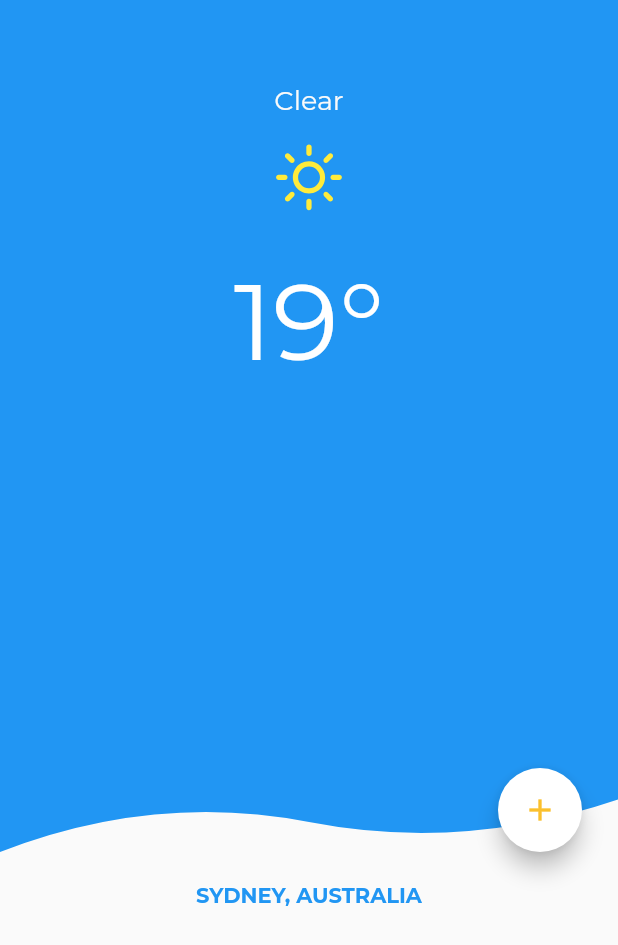
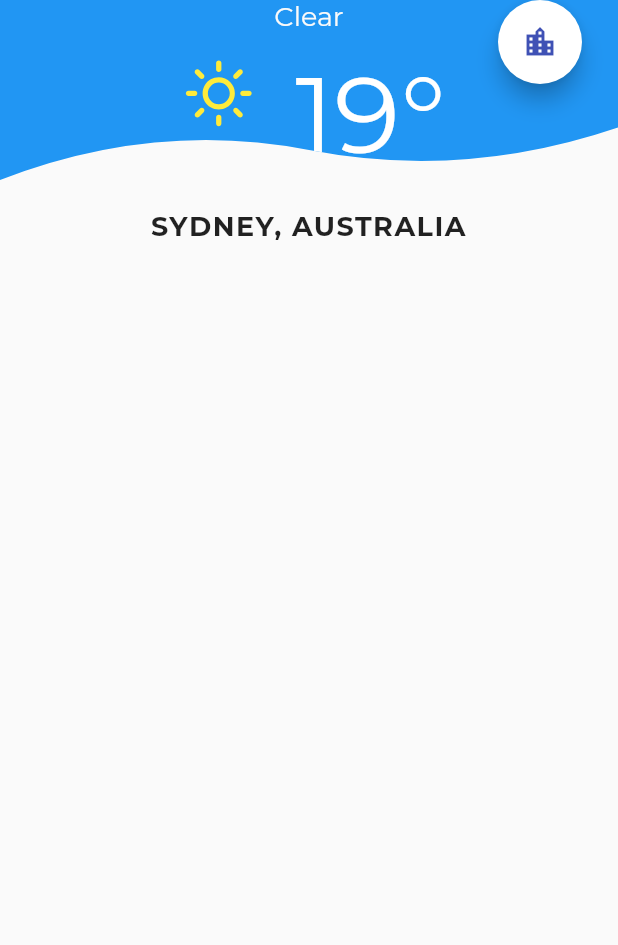
Before and after one commit to themobilecoder/my-local-weather, a Flutter app: the screen it shows after launch, on a phone screen of 412 x 824 dp. Shown: the top 945 px of the screen. Run offline on Flutter 3.47's test engine with Material 2 defaults, Android fonts, the phone set to English and light mode, and no system bars; drawn by our look-alikes of pull_to_refresh; our stand-ins replace weather_icons; project files that could hold a hidden picture were left out.

```diff
--- a/lib/home_page.dart
+++ b/lib/home_page.dart
@@ -2,6 +2,7 @@ import 'package:flutter/material.dart';
 import 'package:flutter/rendering.dart';
 import 'package:flutter/widgets.dart';
 import 'package:flutter_unit_testing/wave_clipper.dart';
+import 'package:pull_to_refresh/pull_to_refresh.dart';
 import 'package:weather_icons/weather_icons.dart';
 
 class HomePage extends StatefulWidget {
@@ -11,13 +12,21 @@ class HomePage extends StatefulWidget {
 }
 
 class _HomePageState extends State<HomePage> {
+  RefreshController _controller = RefreshController(initialRefresh: false);
+  void _onRefresh() async {
+    await Future.delayed(Duration(milliseconds: 1000));
+    _controller.refreshCompleted();
+  }
+
   @override
   Widget build(BuildContext context) {
     return Scaffold(
-      appBar: AppBar(
-        elevation: 0,
-      ),
-      body: Column(
+      body: SmartRefresher(
+        controller: _controller,
+        onRefresh: _onRefresh,
+        enablePullDown: true,
+        header: MaterialClassicHeader(),
+        child: Column(
           children: <Widget>[
             Expanded(
               flex: 2,
@@ -28,6 +37,7 @@ class _HomePageState extends State<HomePage> {
                     child: Container(
                       color: Colors.blue,
                       child: Column(
+                        mainAxisAlignment: MainAxisAlignment.center,
                         crossAxisAlignment: CrossAxisAlignment.stretch,
                         children: <Widget>[
                           Text(
@@ -39,20 +49,26 @@ class _HomePageState extends State<HomePage> {
                                 color: Colors.grey.shade50),
                           ),
                           SizedBox(height: 10),
+                          Row(
+                            crossAxisAlignment: CrossAxisAlignment.start,
+                            mainAxisAlignment: MainAxisAlignment.center,
+                            textBaseline: TextBaseline.alphabetic,
+                            children: <Widget>[
                               Icon(
                                 WeatherIcons.day_sunny,
                                 size: 62,
                                 color: Colors.yellow,
                               ),
-                        SizedBox(height: 20),
+                              SizedBox(width: 20),
                               Text(
                                 '19°',
                                 textAlign: TextAlign.center,
                                 style: TextStyle(
                                     fontFamily: 'Montserrat',
                                     fontSize: 72,
-                            color: Colors.white
+                                    color: Colors.white),
                               ),
+                            ],
                           ),
                         ],
                       ),
@@ -64,10 +80,10 @@ class _HomePageState extends State<HomePage> {
                       padding: const EdgeInsets.only(right: 24),
                       child: FloatingActionButton(
                         onPressed: () {},
-                      tooltip: 'Add Location',
-                      child: Icon(Icons.add),
+                        tooltip: 'Change Location',
+                        child: Icon(Icons.location_city),
                         backgroundColor: Colors.white,
-                      foregroundColor: Colors.yellow.shade700,
+                        foregroundColor: Colors.indigo,
                       ),
                     ),
                   )
@@ -87,9 +103,9 @@ class _HomePageState extends State<HomePage> {
                       textAlign: TextAlign.center,
                       style: TextStyle(
                           fontFamily: 'Montserrat',
-                      color: Colors.blue,
-                      fontWeight: FontWeight.bold
-                    ),
+                          letterSpacing: 1,
+                          fontSize: 18,
+                          fontWeight: FontWeight.bold),
                     ),
                   ],
                 ),
@@ -97,6 +113,7 @@ class _HomePageState extends State<HomePage> {
             ),
           ],
         ),
+      ),
     );
   }
 }
--- a/pubspec.yaml
+++ b/pubspec.yaml
@@ -10,6 +10,7 @@ dependencies:
     sdk: flutter
   cupertino_icons: ^0.1.2
   weather_icons: 2.0.0
+  pull_to_refresh: ^1.5.7
 
 dev_dependencies:
   flutter_test:
```
Also changed, not shown: pubspec.lock. Lines whose indentation alone changed are shown as unchanged.
